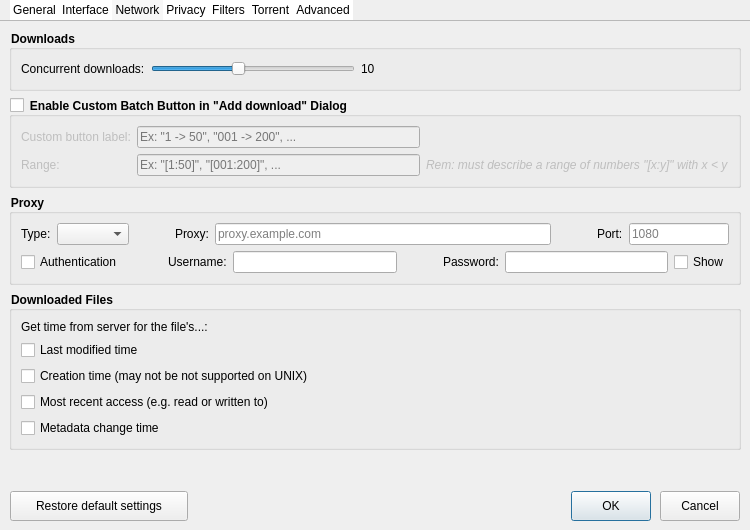
Before: the Qt Designer form src/dialogs/preferencedialog.ui in setvisible/ArrowDL, drawn with Qt 5.
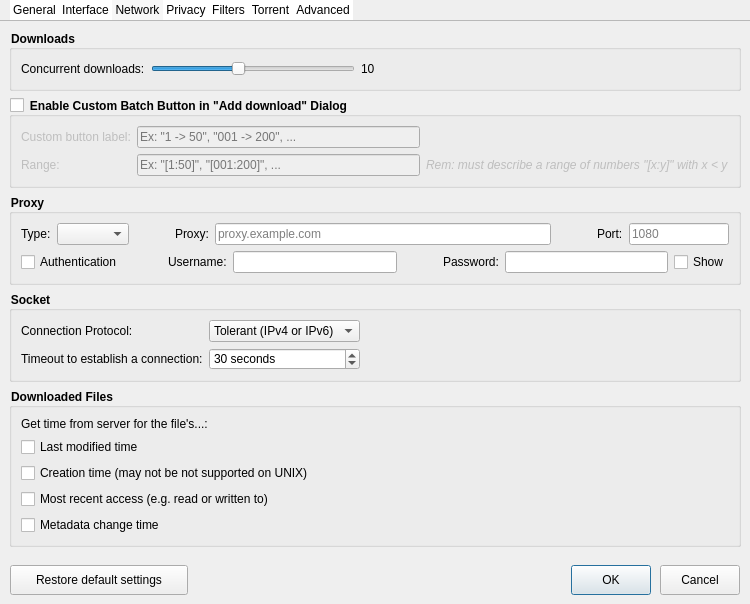
After: the same form once the commit is applied. The open tabs and pages were chosen to show the change. Icons and pictures are not drawn. Custom widgets are drawn as their Qt base class.

Commit message: [UI] Add socket timeout and type preferences

What changed in the file:
```diff
--- a/src/dialogs/preferencedialog.ui
+++ b/src/dialogs/preferencedialog.ui
@@ -7,7 +7,7 @@
     <x>0</x>
     <y>0</y>
     <width>750</width>
-    <height>530</height>
+    <height>600</height>
    </rect>
   </property>
   <property name="modal">
@@ -698,6 +698,81 @@
          </layout>
         </widget>
        </item>
+       <item>
+        <widget class="QGroupBox" name="socketGroupBox">
+         <property name="title">
+          <string>Socket</string>
+         </property>
+         <layout class="QVBoxLayout" name="verticalLayout_26">
+          <item>
+           <layout class="QGridLayout" name="gridLayout_5">
+            <item row="0" column="1">
+             <widget class="QComboBox" name="connectionProtocolComboBox">
+              <item>
+               <property name="text">
+                <string>Tolerant (IPv4 or IPv6)</string>
+               </property>
+              </item>
+              <item>
+               <property name="text">
+                <string>Use IPv4 only</string>
+               </property>
+              </item>
+              <item>
+               <property name="text">
+                <string>Use IPv6 only</string>
+               </property>
+              </item>
+             </widget>
+            </item>
+            <item row="1" column="1">
+             <widget class="QSpinBox" name="connectionTimeoutSpinBox">
+              <property name="suffix">
+               <string> seconds</string>
+              </property>
+              <property name="minimum">
+               <number>1</number>
+              </property>
+              <property name="maximum">
+               <number>3600</number>
+              </property>
+              <property name="value">
+               <number>30</number>
+              </property>
+             </widget>
+            </item>
+            <item row="0" column="0">
+             <widget class="QLabel" name="connectionProtocolLabel">
+              <property name="text">
+               <string>Connection Protocol:</string>
+              </property>
+             </widget>
+            </item>
+            <item row="1" column="0">
+             <widget class="QLabel" name="connectionTimeoutLabel">
+              <property name="text">
+               <string>Timeout to establish a connection:</string>
+              </property>
+             </widget>
+            </item>
+            <item row="0" column="2">
+             <spacer name="horizontalSpacer_4">
+              <property name="orientation">
+               <enum>Qt::Horizontal</enum>
+              </property>
+              <property name="sizeHint" stdset="0">
+               <size>
+                <width>40</width>
+                <height>20</height>
+               </size>
+              </property>
+             </spacer>
+            </item>
+           </layout>
+          </item>
+         </layout>
+        </widget>
+       </item>
        <item>
         <widget class="QGroupBox" name="networkMetadataGroupBox">
          <property name="title">
```
The commit also changes 8 other files.
